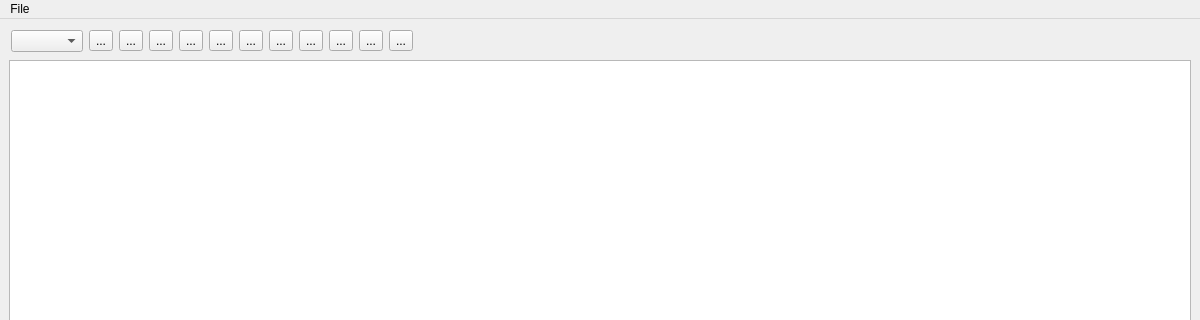
Above: scripts/Interface/ui/drill/main/main.ui from mantidproject/mantid before the change; both pictures show x 0 to 1200 and y 0 to 320 of the 1200 by 960 pixel window. Below: the same form after it.
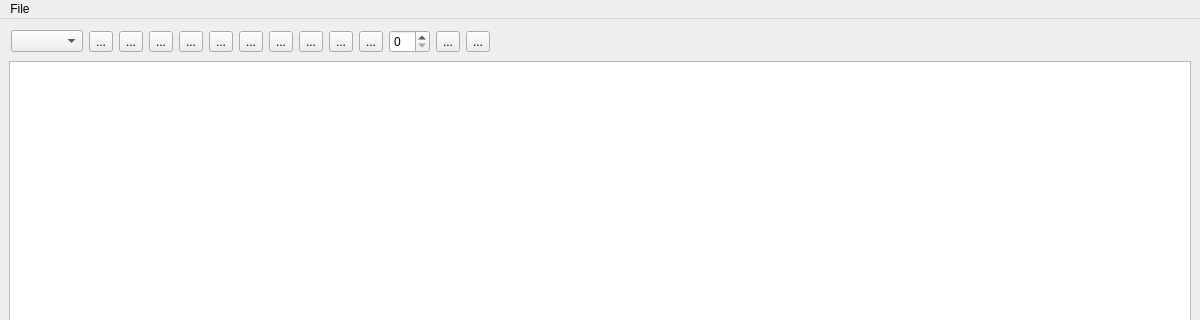
That is the form after the change. Icons and pictures are not drawn.

Commit message:
[DRILL] new copy-fill action
A new button in the interface allows the propagation of contents in
selected cells. For now, this button copy the contents of the first
selected cell in the other selected ones. A test function has also been
added.

Diff of the .ui file:
```diff
--- a/scripts/Interface/ui/drill/main/main.ui
+++ b/scripts/Interface/ui/drill/main/main.ui
@@ -147,6 +147,16 @@
         </property>
        </widget>
       </item>
+      <item>
+       <widget class="QSpinBox" name="increment"/>
+      </item>
+      <item>
+       <widget class="QToolButton" name="fill">
+        <property name="text">
+         <string>...</string>
+        </property>
+       </widget>
+      </item>
       <item>
        <widget class="QToolButton" name="help">
         <property name="sizePolicy">
```
The commit also changes 2 other files.
